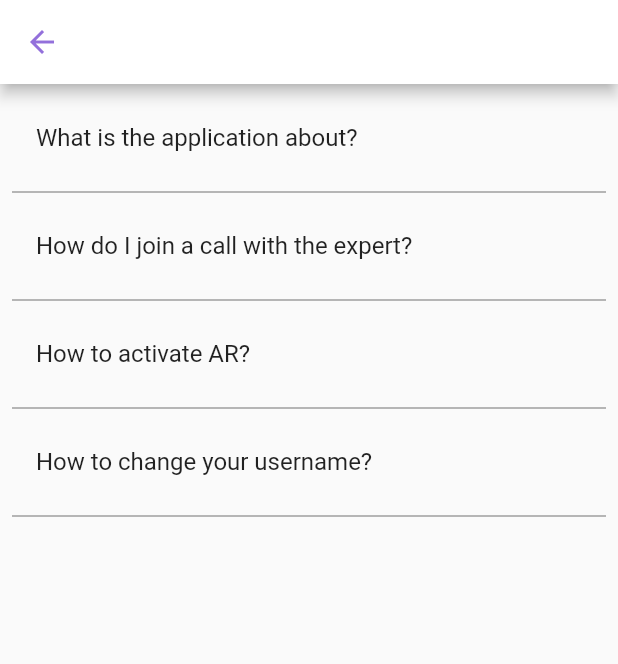
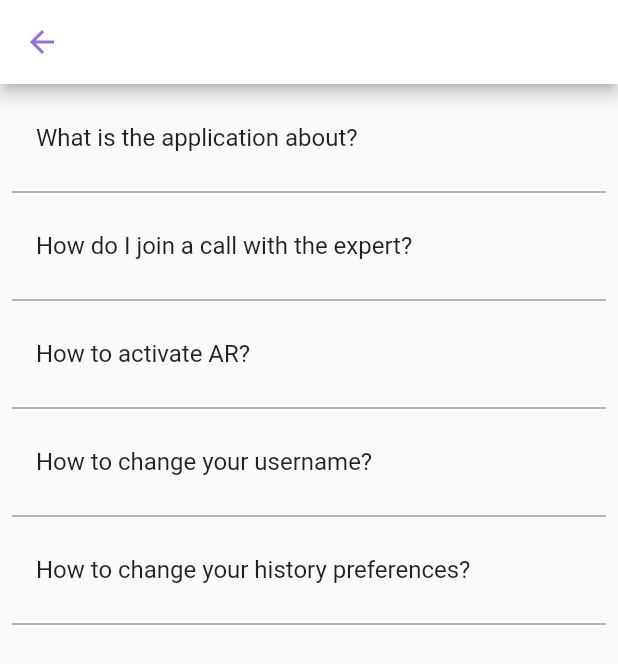
Before and after one commit to nathanbaitup/shipping-inspection-application, a Flutter app: the screen it shows after launch, in the side drawer, after a tap on "Help", on a phone screen of 412 x 824 dp. Shown: the top 664 px of the screen. Run offline on Flutter 3.47's test engine with Material 2 defaults, Android fonts, the phone set to English and light mode, and no system bars; our stand-ins replace camera, cloud_firestore, firebase_core, flutter_image_slideshow, flutter_spinkit, percent_indicator and 3 more; missing offline and left inert: agora_rtc_engine, ar_flutter_plugin, perfect_volume_control, qr_code_scanner; accounts and stored records are empty.

Commit message:
Added the fifth question to the help page.

```diff
--- a/lib/sectors/drawer/drawer_help.dart
+++ b/lib/sectors/drawer/drawer_help.dart
@@ -57,6 +57,14 @@ class _MenuHelpState extends State<MenuHelp> {
               color: Colors.grey,
               thickness: dividerThickness,
             ),
+            QuestionWidget(
+              title: "How to change your history preferences?",
+              id: 5,
+            ),
+            Divider(
+              color: Colors.grey,
+              thickness: dividerThickness,
+            ),
           ],
         ));
   }
@@ -91,6 +99,12 @@ List questionContent(int id) {
           "If you go to the settings page, and if you tap on username, you will get taken "
           "to a screen that will allow the user to change their username.";
       break;
+    case 5:
+      content[0] = "How to change your history preferences?";
+      content[1] =
+          "If you go onto the settings page and tap on the history button, you can completely "
+              "edit what appears on the history page.";
+      break;
   }
   return content;
 }
```
